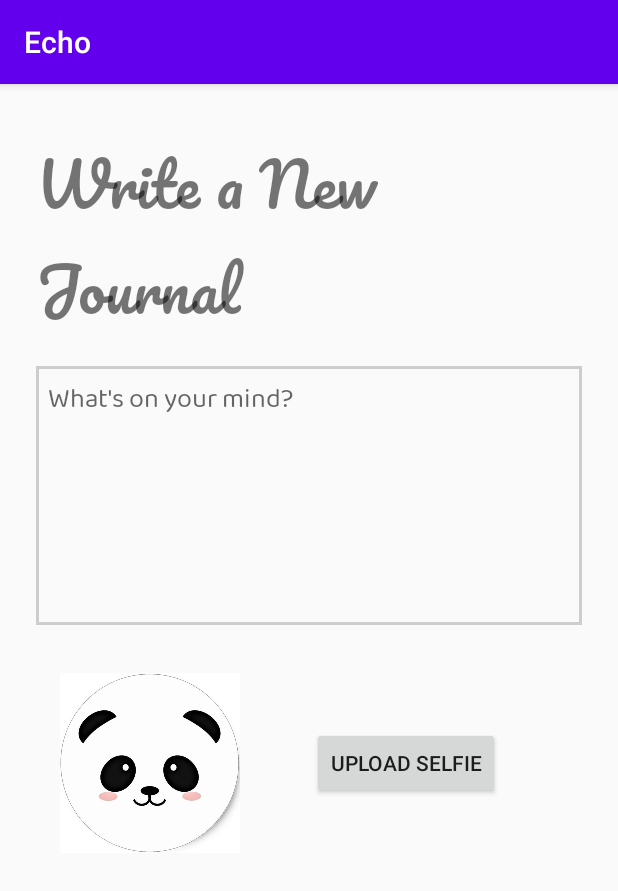
After one commit to agi-templar/Echo, an Android app: the CreateActivity screen opened directly, with no data from a screen before it, on a phone screen of 412 x 824 dp. The commit adds this screen. Shown: the top 891 px of the screen. Run offline under Robolectric (Android 15) with nearby library versions, the phone set to English and light mode, and no system bars.

Commit message:
CreateActivity

```diff
--- a/app/src/main/AndroidManifest.xml
+++ b/app/src/main/AndroidManifest.xml
@@ -9,6 +9,7 @@
         android:roundIcon="@mipmap/ic_launcher_round"
         android:supportsRtl="true"
         android:theme="@style/AppTheme">
+        <activity android:name=".CreateActivity"></activity>
         <activity
             android:name=".MainActivity"
             android:label="@string/app_name"
--- /dev/null
+++ b/app/src/main/java/com/example/echo/CreateActivity.java
@@ -0,0 +1,23 @@
+package com.example.echo;
+
+import androidx.appcompat.app.AppCompatActivity;
+
+import android.graphics.Typeface;
+import android.os.Bundle;
+import android.widget.TextView;
+
+public class CreateActivity extends AppCompatActivity {
+
+    @Override
+    protected void onCreate(Bundle savedInstanceState) {
+        super.onCreate(savedInstanceState);
+        setContentView(R.layout.activity_create);
+
+        TextView txTitle = (TextView)findViewById(R.id.note_title);
+        TextView txText = (TextView)findViewById(R.id.note_text);
+        Typeface titleFont = Typeface.createFromAsset(getAssets(), "font/title.ttf");
+        Typeface textFont = Typeface.createFromAsset(getAssets(), "font/text.ttf");
+        txTitle.setTypeface(titleFont);
+        txText.setTypeface(textFont);
+    }
+}
--- a/app/src/main/java/com/example/echo/MainActivity.java
+++ b/app/src/main/java/com/example/echo/MainActivity.java
@@ -1,5 +1,6 @@
 package com.example.echo;
 
+import android.content.Intent;
 import android.os.Bundle;
 
 import com.google.android.material.floatingactionbutton.FloatingActionButton;
@@ -46,7 +47,9 @@ public class MainActivity extends AppCompatActivity {
         int id = item.getItemId();
 
         //noinspection SimplifiableIfStatement
-        if (id == R.id.action_settings) {
+        if (id == R.id.menu_create) {
+            Intent intent = new Intent(this, CreateActivity.class);
+            startActivity(intent);
             return true;
         }
 
--- /dev/null
+++ b/app/src/main/res/drawable-v24/border.xml
@@ -0,0 +1,7 @@
+<?xml version="1.0" encoding="utf-8"?>
+<shape xmlns:android="http://schemas.android.com/apk/res/android"
+    android:shape="rectangle" >
+    <stroke
+        android:width="2dp"
+        android:color="#cdcdcd" />
+</shape>
--- /dev/null
+++ b/app/src/main/res/layout/activity_create.xml
@@ -0,0 +1,59 @@
+<?xml version="1.0" encoding="utf-8"?>
+<ScrollView xmlns:android="http://schemas.android.com/apk/res/android"
+    xmlns:app="http://schemas.android.com/apk/res-auto"
+    xmlns:tools="http://schemas.android.com/tools"
+    android:layout_width="match_parent"
+    android:layout_height="match_parent"
+    tools:context=".CreateActivity">
+
+    <LinearLayout
+        android:layout_width="match_parent"
+        android:layout_height="wrap_content"
+        android:orientation="vertical"
+        android:padding="16dip">
+
+        <TextView
+            android:id="@+id/note_title"
+            android:layout_width="wrap_content"
+            android:layout_height="wrap_content"
+            android:text="Write a New Journal"
+            android:textSize="60px"
+            android:textStyle="bold"
+            android:layout_margin="8dp"/>
+
+
+        <EditText
+            android:id="@+id/note_text"
+            android:layout_width="match_parent"
+            android:layout_height="wrap_content"
+            android:background="@drawable/border"
+            android:inputType="textMultiLine"
+            android:padding="8dp"
+            android:gravity="top"
+            android:lines="6"
+            android:scrollbars="vertical"
+            android:layout_margin="8dp"
+            android:imeOptions="actionDone"
+            android:hint="What's on your mind?"/>
+
+        <LinearLayout
+            android:layout_width="match_parent"
+            android:layout_height="wrap_content"
+            android:orientation="horizontal"
+            android:padding="16dip">
+            <ImageView
+                android:layout_width="120dp"
+                android:layout_height="120dp"
+                android:src="@drawable/profile"
+                android:layout_margin="8dp"/>
+
+            <Button
+                android:layout_width="wrap_content"
+                android:layout_height="wrap_content"
+                android:layout_gravity="center_vertical"
+                android:text="Upload selfie"
+                android:layout_margin="40dp"/>
+        </LinearLayout>
+
+    </LinearLayout>
+</ScrollView>
--- a/app/src/main/res/menu/menu_main.xml
+++ b/app/src/main/res/menu/menu_main.xml
@@ -3,8 +3,9 @@
     xmlns:tools="http://schemas.android.com/tools"
     tools:context="com.example.echo.MainActivity">
     <item
-        android:id="@+id/action_settings"
-        android:orderInCategory="100"
-        android:title="@string/action_settings"
-        app:showAsAction="never" />
+        android:id="@+id/menu_create"
+        app:showAsAction="ifRoom"
+        android:icon="@drawable/create_icon">
+    </item>
+
 </menu>
```
Also changed, not shown: app/src/main/assets/font/text.ttf (added), app/src/main/assets/font/title.ttf (added), app/src/main/res/drawable-v24/create_icon.png (added), app/src/main/res/drawable-v24/profile.jpg (added).
